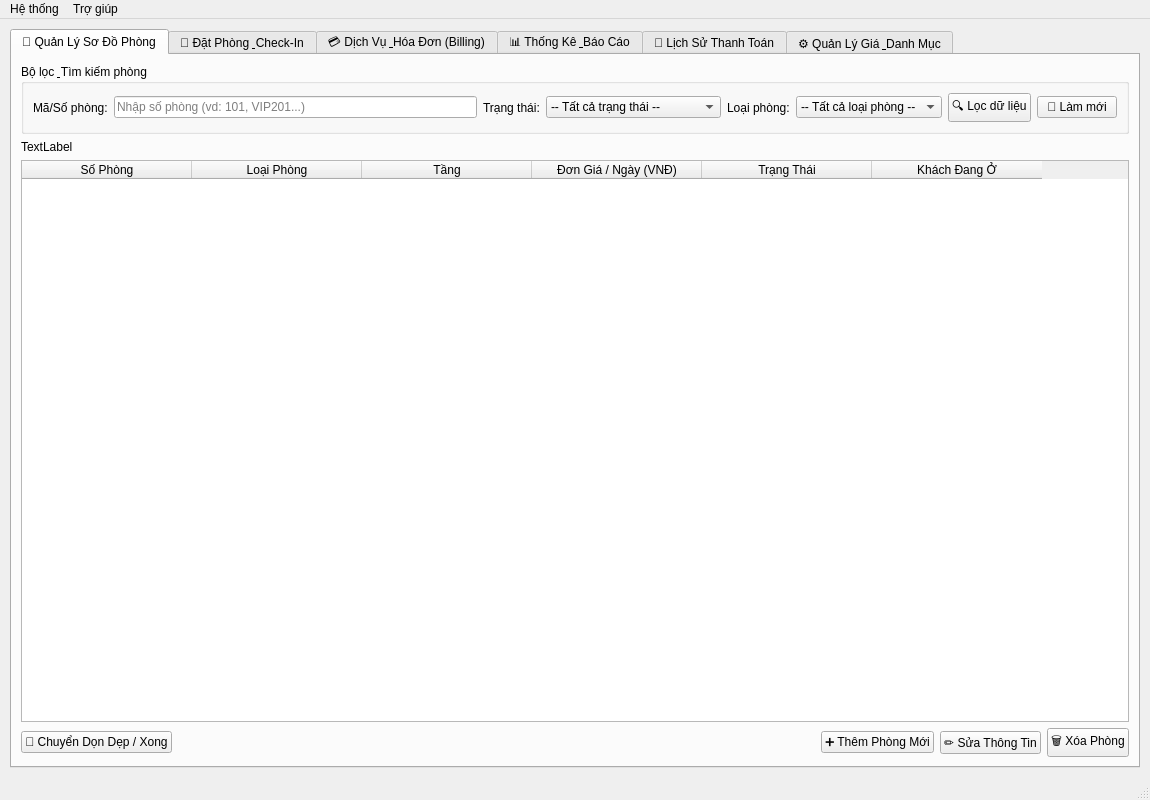
The window that mainwindow.ui (nhan17025/PBL2) describes before a commit, drawn with Qt 5.
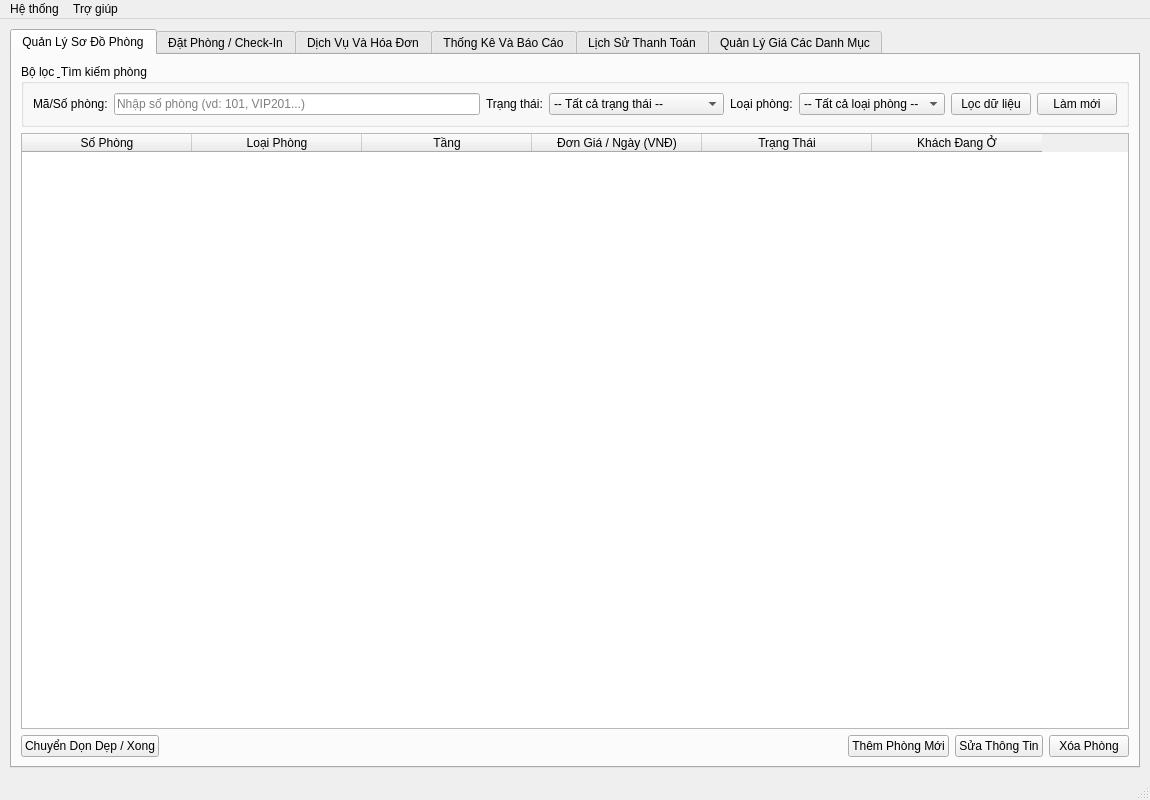
The same window after the commit. The open tabs and pages were chosen to show the change.

Commit message: them danh ba, sua icon/favicon, hoan thien tab thong ke

Diff of the .ui file:
```diff
--- a/mainwindow.ui
+++ b/mainwindow.ui
@@ -37,7 +37,7 @@
       </property>
       <widget class="QWidget" name="tabRoomStatus">
        <attribute name="title">
-        <string>🏢 Quản Lý Sơ Đồ Phòng</string>
+        <string>Quản Lý Sơ Đồ Phòng</string>
        </attribute>
        <layout class="QVBoxLayout" name="tab1Layout">
         <item>
@@ -125,27 +125,20 @@
            <item>
             <widget class="QPushButton" name="btnSearchRoom">
              <property name="text">
-              <string>🔍 Lọc dữ liệu</string>
+              <string>Lọc dữ liệu</string>
              </property>
             </widget>
            </item>
            <item>
             <widget class="QPushButton" name="btnRefreshRooms">
              <property name="text">
-              <string>🔄 Làm mới</string>
+              <string>Làm mới</string>
              </property>
             </widget>
            </item>
           </layout>
          </widget>
         </item>
-        <item>
-         <widget class="QLabel" name="label">
-          <property name="text">
-           <string>TextLabel</string>
-          </property>
-         </widget>
-        </item>
         <item>
          <widget class="QTableWidget" name="tableRooms">
           <property name="editTriggers">
@@ -160,6 +153,9 @@
           <attribute name="horizontalHeaderDefaultSectionSize">
            <number>170</number>
           </attribute>
+          <attribute name="verticalHeaderVisible">
+           <bool>false</bool>
+          </attribute>
           <column>
            <property name="text">
             <string>Số Phòng</string>
@@ -197,7 +193,7 @@
           <item>
            <widget class="QPushButton" name="btnSetCleaning">
             <property name="text">
-             <string>🧹 Chuyển Dọn Dẹp / Xong</string>
+             <string>Chuyển Dọn Dẹp / Xong</string>
             </property>
            </widget>
           </item>
@@ -217,21 +213,21 @@
           <item>
            <widget class="QPushButton" name="btnAddRoom">
             <property name="text">
-             <string>➕ Thêm Phòng Mới</string>
+             <string>Thêm Phòng Mới</string>
             </property>
            </widget>
           </item>
           <item>
            <widget class="QPushButton" name="btnEditRoom">
             <property name="text">
-             <string>✏️ Sửa Thông Tin</string>
+             <string>Sửa Thông Tin</string>
             </property>
            </widget>
           </item>
           <item>
            <widget class="QPushButton" name="btnDeleteRoom">
             <property name="text">
-             <string>🗑️ Xóa Phòng</string>
+             <string>Xóa Phòng</string>
             </property>
            </widget>
           </item>
@@ -241,7 +237,7 @@
       </widget>
       <widget class="QWidget" name="tabBooking">
        <attribute name="title">
-        <string>📝 Đặt Phòng &amp; Check-In</string>
+        <string>Đặt Phòng / Check-In</string>
        </attribute>
        <layout class="QHBoxLayout" name="tab2MainLayout">
         <item>
@@ -450,7 +446,7 @@
       </widget>
       <widget class="QWidget" name="tabBilling">
        <attribute name="title">
-        <string>💳 Dịch Vụ &amp; Hóa Đơn (Billing)</string>
+        <string>Dịch Vụ Và Hóa Đơn</string>
        </attribute>
        <layout class="QHBoxLayout" name="tab3MainLayout" stretch="1,1">
         <item>
@@ -875,7 +871,7 @@
       </widget>
       <widget class="QWidget" name="tabReports">
        <attribute name="title">
-        <string>📊 Thống Kê &amp; Báo Cáo</string>
+        <string>Thống Kê Và Báo Cáo</string>
        </attribute>
        <layout class="QVBoxLayout" name="tab4MainLayout">
         <item>
@@ -1052,7 +1048,7 @@
       </widget>
       <widget class="QWidget" name="tabHistory">
        <attribute name="title">
-        <string>🧾 Lịch Sử Thanh Toán</string>
+        <string>Lịch Sử Thanh Toán</string>
        </attribute>
        <layout class="QVBoxLayout" name="tab5MainLayout">
         <item>
@@ -1215,7 +1211,7 @@
       </widget>
       <widget class="QWidget" name="tabPricing">
        <attribute name="title">
-        <string>⚙️ Quản Lý Giá &amp; Danh Mục</string>
+        <string>Quản Lý Giá Các Danh Mục</string>
        </attribute>
        <layout class="QVBoxLayout" name="tab6MainLayout">
         <item>
```
Left out of the diff: 46 changed lines with no effect on the pictures. The commit also changes 12 other files.
